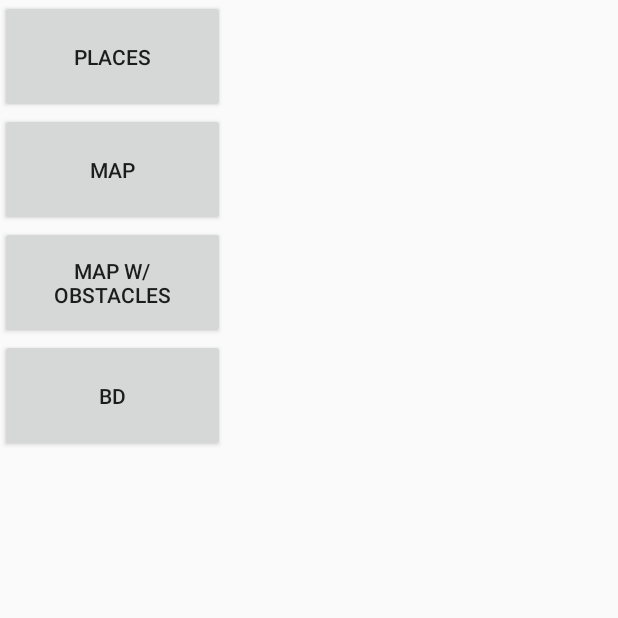
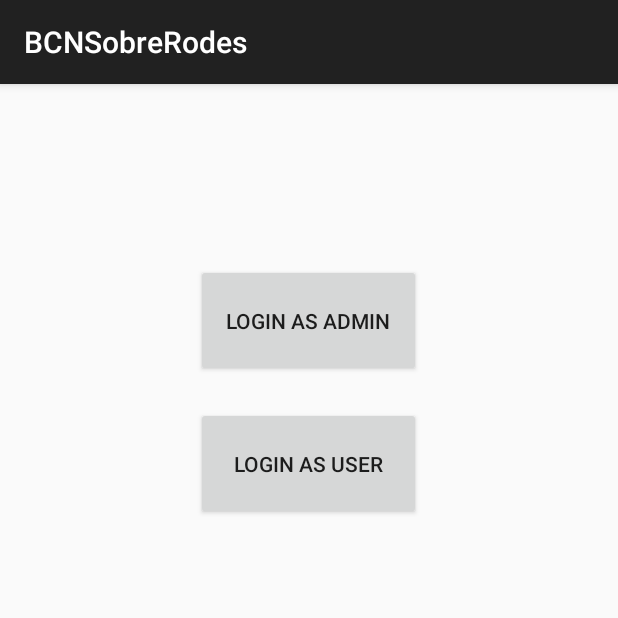
Before and after one commit to carlosrive94/BCNSobreRodes, an Android app: the screen it shows after launch (PrincipalActivity before the commit, LoginActivity after it), on a phone screen of 412 x 824 dp, the top half of it. Run offline under Robolectric (Android 15) with nearby library versions, the phone set to English and light mode, and no system bars.

Commit message:
Començant a fer la tasca de l'usuari Admin

```diff
--- /dev/null
+++ b/app/src/main/java/jmcdw/bcnsobrerodes/LoginActivity.java
@@ -0,0 +1,51 @@
+package jmcdw.bcnsobrerodes;
+
+import android.content.Intent;
+import android.os.Bundle;
+import android.support.design.widget.FloatingActionButton;
+import android.support.design.widget.Snackbar;
+import android.support.v7.app.AppCompatActivity;
+import android.support.v7.widget.Toolbar;
+import android.view.View;
+import android.widget.Button;
+import android.widget.Toast;
+
+public class LoginActivity extends AppCompatActivity implements View.OnClickListener{
+
+    private Button admin;
+    private Button user;
+
+    @Override
+    protected void onCreate(Bundle savedInstanceState) {
+        super.onCreate(savedInstanceState);
+        setContentView(R.layout.activity_login);
+        init();
+    }
+
+
+    private void init() {
+        user = (Button) findViewById(R.id.button_user);
+        user.setOnClickListener(this);
+
+        admin = (Button) findViewById(R.id.button_admin);
+        admin.setOnClickListener(this);
+    }
+
+    @Override
+    public void onClick(View arg0) {
+        Intent intent;
+        switch (arg0.getId()) {
+            case R.id.button_user:
+                Toast toast = Toast.makeText(this, "User Login not implemented yet", Toast.LENGTH_SHORT);
+                toast.show();
+                intent = new Intent(this, PrincipalActivity.class);
+                startActivity(intent);
+                break;
+            case R.id.button_admin:
+                //intent = new Intent(this, MapPane.class);
+                //startActivity(intent);
+                //break;
+                //TODO Activity with super user options
+        }
+    }
+}
--- /dev/null
+++ b/app/src/main/res/layout/activity_login.xml
@@ -0,0 +1,24 @@
+<?xml version="1.0" encoding="utf-8"?>
+<LinearLayout xmlns:android="http://schemas.android.com/apk/res/android"
+    android:layout_width="match_parent"
+    android:layout_height="match_parent"
+    android:orientation="vertical">
+
+
+    <Button
+        android:id="@+id/button_admin"
+        android:layout_width="150dp"
+        android:layout_height="75dp"
+        android:text="Login as ADMIN"
+        android:layout_gravity="center"
+        android:layout_marginTop="120dp" />
+
+    <Button
+        android:id="@+id/button_user"
+        android:layout_width="150dp"
+        android:layout_height="75dp"
+        android:text="Login as User"
+        android:layout_gravity="center"
+        android:layout_marginTop="20dp" />
+
+</LinearLayout>
--- a/app/src/main/res/values/strings.xml
+++ b/app/src/main/res/values/strings.xml
@@ -24,4 +24,5 @@
         <item>Bank</item>
 
     </string-array>
+    <string name="title_activity_login">LoginActivity</string>
 </resources>
```
Also changed, not shown: app/src/main/AndroidManifest.xml (+7 -7 lines).
